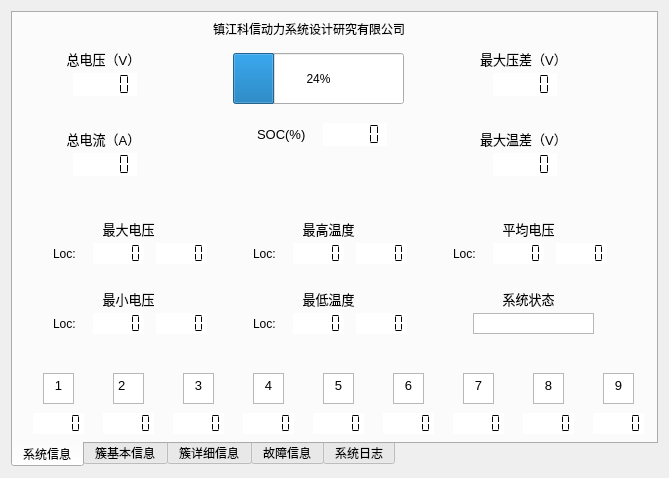
Qt form DemoProject/widget.ui (rucnevermore/qt-bms-monitor) before a commit.
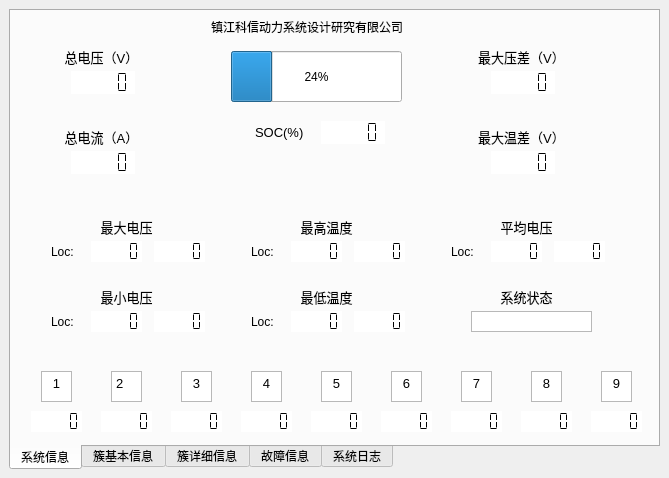
The same form after that commit.

Commit message: init layout

What changed in the file:
```diff
--- a/DemoProject/widget.ui
+++ b/DemoProject/widget.ui
@@ -25,12 +25,18 @@
   <property name="autoFillBackground">
    <bool>false</bool>
   </property>
-  <layout class="QGridLayout" name="gridLayout">
-   <item row="0" column="0">
     <widget class="QTabWidget" name="tabWidget">
      <property name="enabled">
       <bool>true</bool>
      </property>
+   <property name="geometry">
+    <rect>
+     <x>9</x>
+     <y>9</y>
+     <width>651</width>
+     <height>461</height>
+    </rect>
+   </property>
      <property name="contextMenuPolicy">
       <enum>Qt::DefaultContextMenu</enum>
      </property>
@@ -3712,8 +3718,6 @@
       </widget>
      </widget>
     </widget>
-   </item>
-  </layout>
  </widget>
  <layoutdefault spacing="6" margin="11"/>
  <tabstops>
```
Left out of the diff: 52 changed lines with no effect on the pictures. Lines whose indentation alone changed are shown as unchanged. The commit also changes 17 other files.
